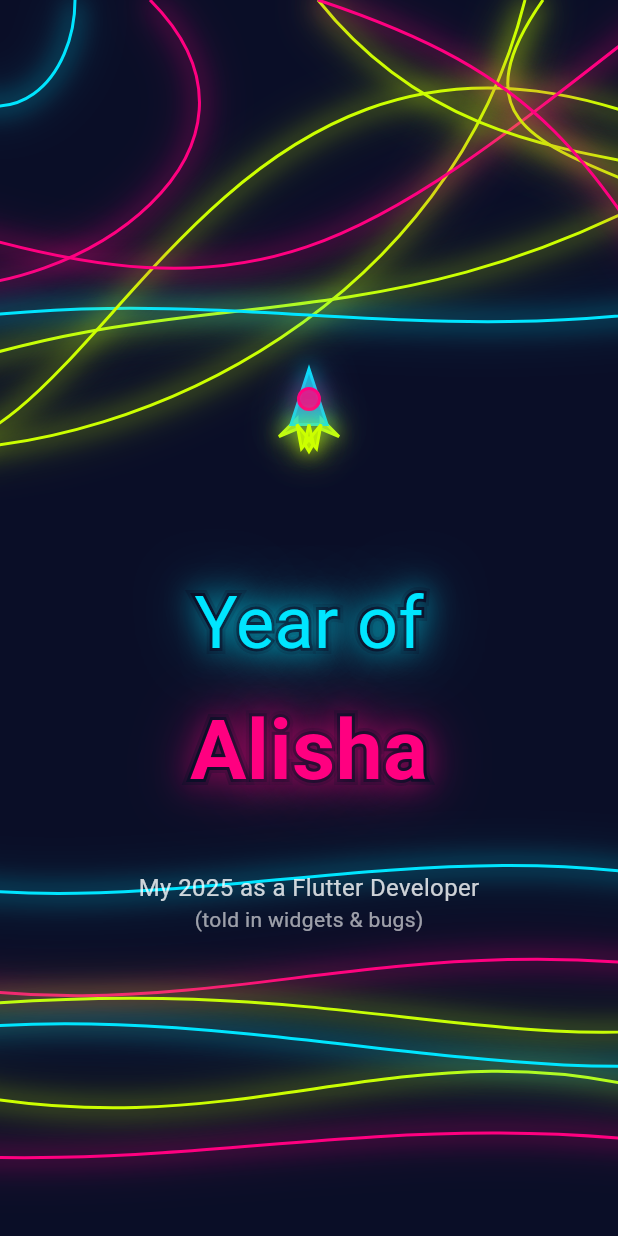
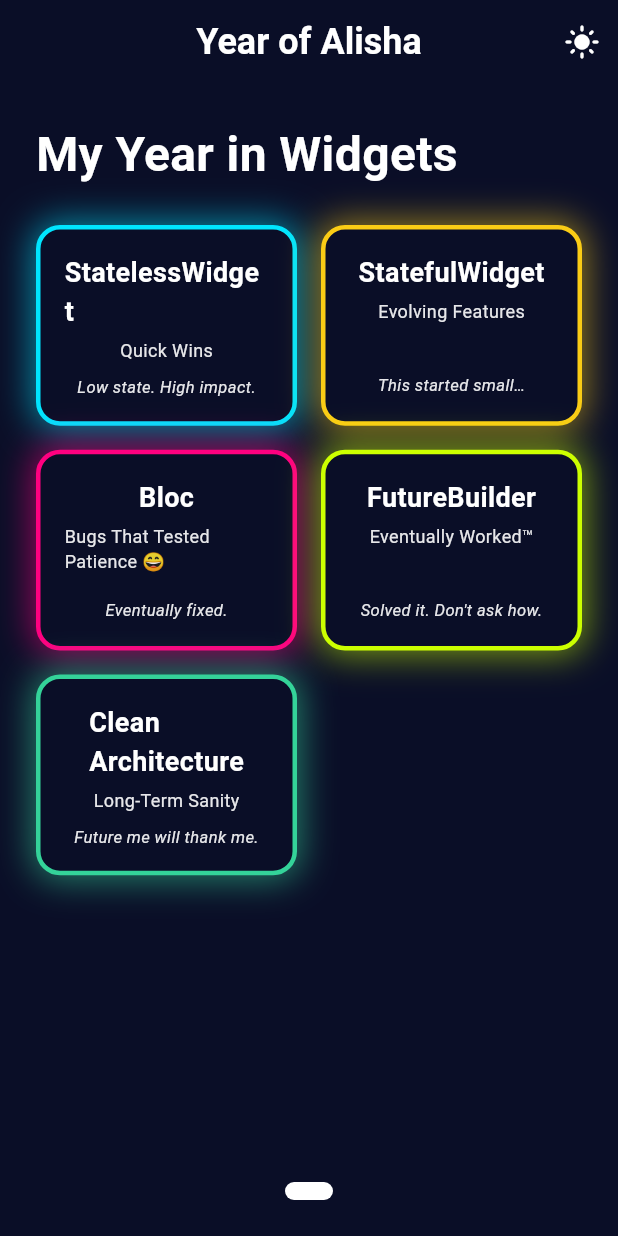
Before and after one commit to singhalisha829/my_year, a Flutter app: the screen it shows after launch, on a phone screen of 412 x 824 dp. Run offline on Flutter 3.47's test engine with Material 3 defaults, Android fonts, the phone set to English and light mode, and no system bars; our stand-ins replace get_it, shared_preferences; Roboto replaces fonts that are missing (IBMPlexSans).

Commit message:
chore:my year in widgets

```diff
--- /dev/null
+++ b/lib/features/presentation/home_screen.dart
@@ -0,0 +1,96 @@
+import 'dart:ui';
+
+import 'package:flutter/cupertino.dart';
+import 'package:flutter/material.dart';
+import 'package:get_it/get_it.dart';
+
+import '../../core/theme/theme_service.dart';
+import '../widgets/my_year_in_widgets.dart';
+
+class YearInWidgetsCarousel extends StatefulWidget {
+  const YearInWidgetsCarousel({super.key});
+
+  @override
+  State<YearInWidgetsCarousel> createState() => _YearInWidgetsCarouselState();
+}
+
+class _YearInWidgetsCarouselState extends State<YearInWidgetsCarousel> {
+  final PageController _pageController = PageController();
+  int _currentPage = 0;
+
+  final List<Widget> _pages = [
+    const WidgetCardsPage(),
+  ];
+
+  @override
+  void dispose() {
+    _pageController.dispose();
+    super.dispose();
+  }
+
+  @override
+  Widget build(BuildContext context) {
+    final themeService = GetIt.instance<ThemeService>();
+
+    return Scaffold(
+      backgroundColor: themeService.colors.background,
+      appBar: AppBar(
+        backgroundColor: themeService.colors.background,
+        elevation: 0,
+        title: const Text(
+          'Year of Alisha',
+          style: TextStyle(
+            fontSize: 24,
+            fontWeight: FontWeight.bold,
+          ),
+        ),
+        centerTitle: true,
+        actions: [
+          IconButton(
+            icon: Icon(
+              themeService.currentTheme.name == 'dark' ? Icons.light_mode : Icons.dark_mode,
+            ),
+            onPressed: () {
+              themeService.toggleTheme();
+            },
+          ),
+        ],
+      ),
+      body: Column(
+          children: [
+            Expanded(
+              child: PageView(
+                controller: _pageController,
+                onPageChanged: (index) {
+                  setState(() {
+                    _currentPage = index;
+                  });
+                },
+                children: _pages,
+              ),
+            ),
+            Padding(
+              padding: const EdgeInsets.all(24.0),
+              child: Row(
+                mainAxisAlignment: MainAxisAlignment.center,
+                children: List.generate(
+                  _pages.length,
+                      (index) => Container(
+                    margin: const EdgeInsets.symmetric(horizontal: 4),
+                    width: _currentPage == index ? 32 : 12,
+                    height: 12,
+                    decoration: BoxDecoration(
+                      color: _currentPage == index
+                          ? Colors.white
+                          : Colors.white.withOpacity(0.3),
+                      borderRadius: BorderRadius.circular(6),
+                    ),
+                  ),
+                ),
+              ),
+            ),
+          ],
+        ),
+    );
+  }
+}
--- /dev/null
+++ b/lib/features/widgets/my_year_in_widgets.dart
@@ -0,0 +1,323 @@
+import 'package:flutter/cupertino.dart';
+import 'package:flutter/material.dart';
+import 'package:get_it/get_it.dart';
+
+import '../../core/theme/theme_service.dart';
+
+class WidgetCardsPage extends StatelessWidget {
+  const WidgetCardsPage({super.key});
+
+  @override
+  Widget build(BuildContext context) {
+    final themeService = GetIt.instance<ThemeService>();
+
+    return SafeArea(
+      child: Padding(
+        padding: const EdgeInsets.all(24.0),
+        child: Column(
+          crossAxisAlignment: CrossAxisAlignment.start,
+          children: [
+            const Text(
+              'My Year in Widgets',
+              style: TextStyle(
+                fontSize: 32,
+                fontWeight: FontWeight.bold,
+                color: Colors.white,
+              ),
+            ),
+            const SizedBox(height: 24),
+            Expanded(
+              child: GridView.count(
+                crossAxisCount: 2,
+                mainAxisSpacing: 16,
+                crossAxisSpacing: 16,
+                childAspectRatio: 1.3,
+                children: [
+                  WidgetCard(
+                    title: 'StatelessWidget',
+                    subtitle: 'Quick Wins',
+                    caption: 'Low state. High impact.',
+                    borderColor: themeService.colors.neonPrimary,
+                    emoji: '⚡',
+                    content: const [
+                      '✅ Custom AppTheme (light / dark / pink) with full ColorScheme',
+                      '✅ Role-based UI (Admin vs Client) — hide buttons, view-only modes',
+                      '✅ Localization keys & multi-language translations',
+                      '✅ Clean UI refactors using reusable widgets',
+                      '✅ Simple screens wired cleanly with BlocProvider',
+                      '✅ Firebase setup & basic FCM wiring',
+                    ],
+                  ),
+                  WidgetCard(
+                    title: 'StatefulWidget',
+                    subtitle: 'Evolving Features',
+                    caption: 'This started small…',
+                    borderColor: const Color(0xFFfacc15),
+                    emoji: '🔄',
+                    content: const [
+                      '🔄 Appointment confirmation & rescheduling flows',
+                      '🔄 Drawing widgets with zoom, pan, snapping & confirmations',
+                      '🔄 Product management screens (filter, search, pagination, modals)',
+                      '🔄 Notification-driven navigation flows',
+                      '🔄 Theme & text-scale persistence using SharedPreferences',
+                      '🔄 Video call preview screens with lifecycle handling',
+                    ],
+                  ),
+                  WidgetCard(
+                    title: 'Bloc',
+                    subtitle: 'Bugs That Tested Patience 😄',
+                    caption: 'Eventually fixed.',
+                    borderColor: themeService.colors.neonSecondary,
+                    emoji: '🐞',
+                    content: const [
+                      '🐞 FCM handling across foreground / background / terminated states',
+                      '🐞 Navigation triggered from notification payloads',
+                      '🐞 Multi-Bloc coordination across complex flows',
+                      '🐞 Race conditions with async initialization',
+                      '🐞 State desync after app resume',
+                      '🐞 "Why is this event firing twice?"',
+                    ],
+                  ),
+                  WidgetCard(
+                    title: 'FutureBuilder',
+                    subtitle: 'Eventually Worked™',
+                    caption: 'Solved it. Don\'t ask how.',
+                    borderColor: themeService.colors.neonAccent,
+                    emoji: '⏳',
+                    content: const [
+                      '⏳ Windows printing pipelines (blank pages, temp files, drivers)',
+                      '⏳ PDF byte debugging & OS-level print dialogs',
+                      '⏳ iOS TestFlight automation via GitHub Actions',
+                      '⏳ Certificates, provisioning profiles, API keys',
+                      '⏳ Video call ringtones without audio players',
+                      '⏳ Edge / native command execution',
+                    ],
+                  ),
+                  WidgetCard(
+                    title: 'Clean\nArchitecture',
+                    subtitle: 'Long-Term Sanity',
+                    caption: 'Future me will thank me.',
+                    borderColor: const Color(0xFF34d399),
+                    emoji: '🧱',
+                    content: const [
+                      '🧱 Entity / Model / UseCase standardization',
+                      '🧱 Repository & datasource separation',
+                      '🧱 Mason bricks for Flutter initialization',
+                      '🧱 Postman → architecture code generation',
+                      '🧱 AI-assisted scaffolding workflows',
+                    ],
+                  ),
+                ],
+              ),
+            ),
+          ],
+        ),
+      ),
+    );
+  }
+}
+
+class WidgetCard extends StatelessWidget {
+  final String title;
+  final String subtitle;
+  final String caption;
+  final Color borderColor;
+  final String emoji;
+  final List<String> content;
+
+  const WidgetCard({
+    super.key,
+    required this.title,
+    required this.subtitle,
+    required this.caption,
+    required this.borderColor,
+    required this.emoji,
+    required this.content,
+  });
+
+  @override
+  Widget build(BuildContext context) {
+    final themeService = GetIt.instance<ThemeService>();
+
+    return GestureDetector(
+      onTap: () {
+        showDialog(
+          context: context,
+          builder: (context) => CardDetailDialog(
+            title: title,
+            subtitle: subtitle,
+            caption: caption,
+            borderColor: borderColor,
+            content: content,
+          ),
+        );
+      },
+      child: Container(
+        decoration: BoxDecoration(
+          color: themeService.colors.background,
+          borderRadius: BorderRadius.circular(16),
+          border: Border.all(color: borderColor, width: 3),
+          boxShadow: [
+            BoxShadow(
+              color: borderColor.withOpacity(0.6),
+              blurRadius: 20,
+              spreadRadius: 2,
+            ),
+          ],
+        ),
+        child: Padding(
+          padding: const EdgeInsets.all(16.0),
+          child: Column(
+            // crossAxisAlignment: CrossAxisAlignment.center,
+            mainAxisAlignment: MainAxisAlignment.center,
+            children: [
+              Text(
+                title,
+                style: const TextStyle(
+                  fontSize: 18,
+                  fontWeight: FontWeight.bold,
+                  color: Colors.white,
+                ),
+              ),
+              const SizedBox(height: 4),
+              Text(
+                subtitle,
+                style: TextStyle(
+                  fontSize: 12,
+                  color: Colors.white.withOpacity(0.9),
+                ),
+              ),
+              const Spacer(),
+              // Text(
+              //   emoji,
+              //   style: const TextStyle(fontSize: 20),
+              // ),
+              const SizedBox(height: 8),
+              Text(
+                caption,
+                style: TextStyle(
+                  fontSize: 11,
+                  color: Colors.white.withOpacity(0.9),
+                  fontStyle: FontStyle.italic,
+                ),
+              ),
+            ],
+          ),
+        ),
+      ),
+    );
+  }
+}
+
+class CardDetailDialog extends StatelessWidget {
+  final String title;
+  final String subtitle;
+  final String caption;
+  final Color borderColor;
+  final List<String> content;
+
+  const CardDetailDialog({
+    super.key,
+    required this.title,
+    required this.subtitle,
+    required this.caption,
+    required this.borderColor,
+    required this.content,
+  });
+
+  @override
+  Widget build(BuildContext context) {
+    final themeService = GetIt.instance<ThemeService>();
+
+    return Dialog(
+      child: Container(
+        constraints: const BoxConstraints(maxWidth: 600),
+        decoration: BoxDecoration(
+          borderRadius: BorderRadius.circular(24),
+          color: themeService.colors.background.withAlpha(200),
+          border: Border.all(color: borderColor, width: 4),
+            boxShadow: [
+              BoxShadow(
+              color: borderColor.withOpacity(0.6),
+              blurRadius: 20,
+              spreadRadius: 2,
+            ),],
+        ),
+        child: Column(
+          mainAxisSize: MainAxisSize.min,
+          children: [
+            Padding(
+              padding: const EdgeInsets.all(24.0),
+              child: Row(
+                children: [
+                  Expanded(
+                    child: Column(
+                      crossAxisAlignment: CrossAxisAlignment.start,
+                      children: [
+                        Text(
+                          title,
+                          style: const TextStyle(
+                            fontSize: 28,
+                            fontWeight: FontWeight.bold,
+                            color: Colors.white,
+                          ),
+                        ),
+                        const SizedBox(height: 4),
+                        Text(
+                          subtitle,
+                          style: TextStyle(
+                            fontSize: 16,
+                            color: Colors.white.withOpacity(0.9),
+                          ),
+                        ),
+                        const SizedBox(height: 12),
+                        Text(
+                          '"$caption"',
+                          style: TextStyle(
+                            fontSize: 16,
+                            fontStyle: FontStyle.italic,
+                            color: Colors.white.withOpacity(0.9),
+                          ),
+                        ),
+                      ],
+                    ),
+                  ),
+                  IconButton(
+                    icon: const Icon(Icons.close, color: Colors.white),
+                    onPressed: () => Navigator.of(context).pop(),
+                  ),
+                ],
+              ),
+            ),
+            Flexible(
+              child: SingleChildScrollView(
+                padding: const EdgeInsets.fromLTRB(24, 0, 24, 24),
+                child: Column(
+                  children: content
+                      .map(
+                        (item) => Container(
+                      margin: const EdgeInsets.only(bottom: 12),
+                      padding: const EdgeInsets.all(16),
+                      decoration: BoxDecoration(
+                        color: Colors.white.withOpacity(0.15),
+                        borderRadius: BorderRadius.circular(12),
+                      ),
+                      child: Text(
+                        item,
+                        style: const TextStyle(
+                          fontSize: 15,
+                          color: Colors.white,
+                        ),
+                      ),
+                    ),
+                  )
+                      .toList(),
+                ),
+              ),
+            ),
+          ],
+        ),
+      ),
+    );
+  }
+}
--- a/lib/main.dart
+++ b/lib/main.dart
@@ -5,6 +5,7 @@ import 'package:year_of_alisha/features/presentation/splash_screen.dart';
 import 'core/theme/theme.dart';
 import 'core/theme/theme_service.dart';
 import 'dependency_injection/init_dependencies.dart';
+import 'features/presentation/home_screen.dart';
 
 Future<void> main() async {
   WidgetsFlutterBinding.ensureInitialized();
@@ -39,7 +40,7 @@ class MyApp extends StatelessWidget {
           title: 'Year of Alisha',
           theme: themeData,
           debugShowCheckedModeBanner: false,
-          home: const NeonYearScreen(),
+          home: const YearInWidgetsCarousel(),
         );
       }
     );
```
